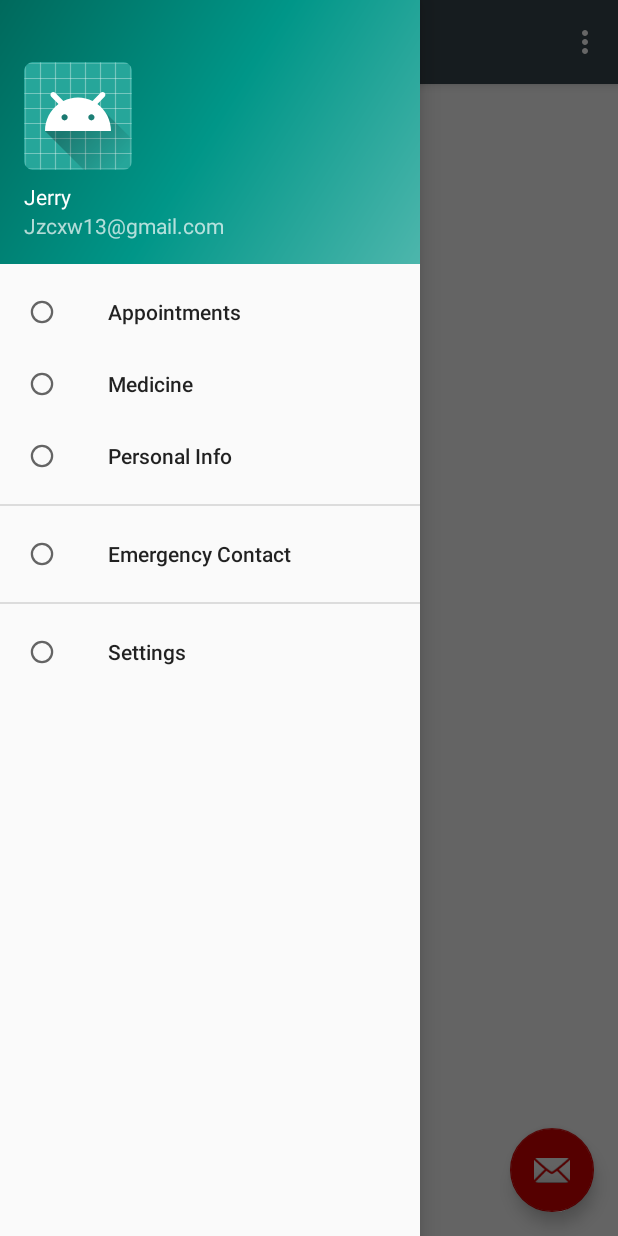
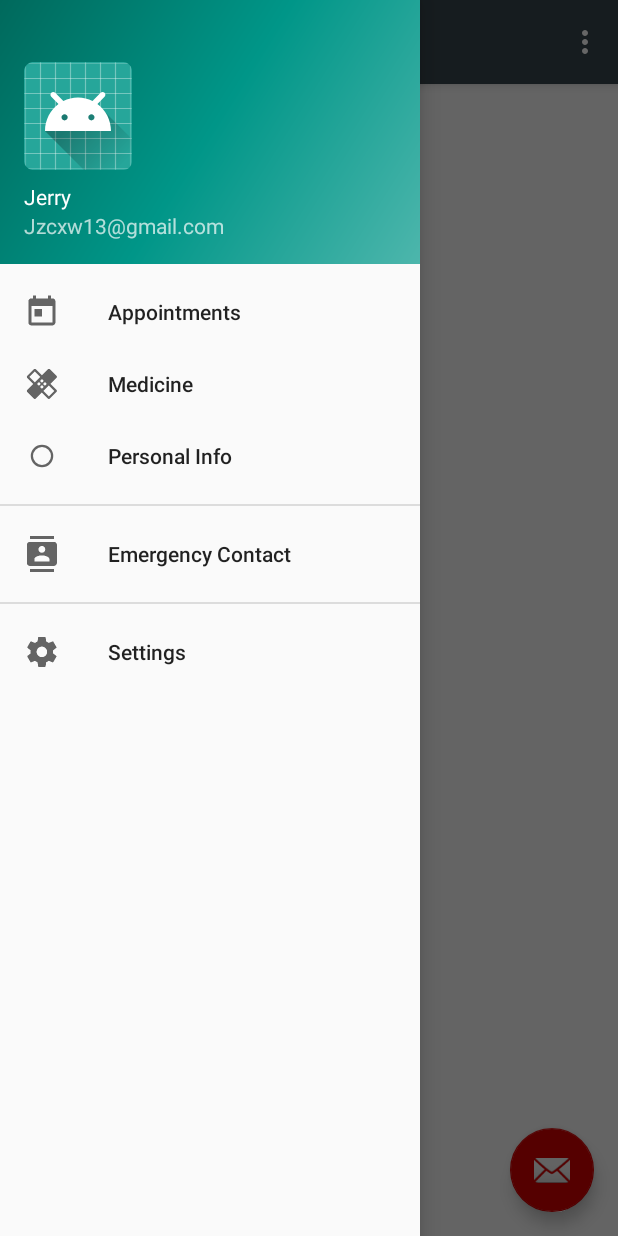
Before and after one commit to Anraza-Valtieri/2105-Mobile, an Android app: the screen it shows after launch (MainActivity), with the side drawer open, on a phone screen of 412 x 824 dp. Run offline under Robolectric (Android 15) with nearby library versions, the phone set to English and light mode, and no system bars.

Commit message:
Added More Nav Bar Icon

```diff
--- a/app/src/main/res/menu/activity_main_drawer.xml
+++ b/app/src/main/res/menu/activity_main_drawer.xml
@@ -10,11 +10,11 @@
     <group android:id="@+id/grp1" android:checkableBehavior="single" >
         <item
             android:id="@+id/nav_appointment"
-        android:icon="?android:attr/listChoiceIndicatorSingle"
+            android:icon="@drawable/ic_today_black_48dp"
             android:title="@string/appointments" />
         <item
             android:id="@+id/nav_medicines"
-        android:icon="?android:attr/listChoiceIndicatorSingle"
+            android:icon="@drawable/ic_healing_black_48dp"
             android:title="@string/medicine" />
     <item
         android:id="@+id/nav_personal"
@@ -24,13 +24,13 @@
     <group android:id="@+id/grp2" android:checkableBehavior="single" >
         <item
             android:id="@+id/nav_emergency"
-        android:icon="?android:attr/listChoiceIndicatorSingle"
+            android:icon="@drawable/ic_contacts_black_48dp"
             android:title="@string/emergency_contact" />
     </group>
     <group android:id="@+id/grp3" android:checkableBehavior="single" >
         <item
             android:id="@+id/nav_settings"
-            android:icon="?android:attr/listChoiceIndicatorSingle"
+            android:icon="@drawable/ic_settings_black_48dp"
             android:title="@string/settings" />
     </group>
 </menu>
```
Also changed, not shown: app/src/main/res/drawable-hdpi/ic_perm_identity_black_48dp.png (added), app/src/main/res/drawable-mdpi/ic_perm_identity_black_48dp.png (added), app/src/main/res/drawable-xhdpi/ic_perm_identity_black_48dp.png (added), app/src/main/res/drawable-xxhdpi/ic_perm_identity_black_48dp.png (added), app/src/main/res/drawable-xxxhdpi/ic_perm_identity_black_48dp.png (added). Lines whose indentation alone changed are shown as unchanged.
